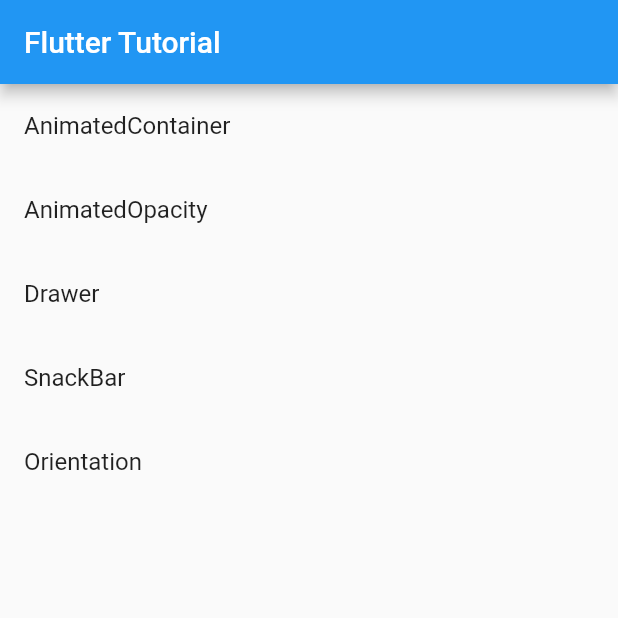
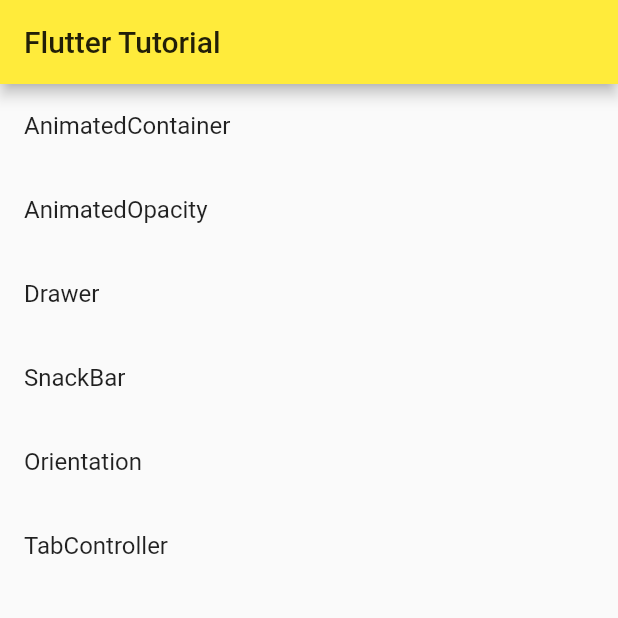
Before and after one commit to kimjh4930/flutter-intermediate, a Flutter app: the screen it shows after launch, on a phone screen of 412 x 824 dp, the top half of it. Run offline on Flutter 3.47's test engine with Material 2 defaults, Android fonts, the phone set to English and light mode, and no system bars.

Commit message:
TabController

```diff
--- a/lib/main.dart
+++ b/lib/main.dart
@@ -3,6 +3,7 @@ import 'package:flutter_intermediate/src/MyAnimatedContainer.dart';
 import 'package:flutter_intermediate/src/MyDrawer.dart';
 import 'package:flutter_intermediate/src/MyOrientation.dart';
 import 'package:flutter_intermediate/src/MySnackBar.dart';
+import 'package:flutter_intermediate/src/MyTabController.dart';
 
 import 'src/MyAnimatedOpacity.dart';
 
@@ -16,7 +17,7 @@ class MyApp extends StatelessWidget {
     return MaterialApp(
         title: 'Flutter Demo App',
         theme: ThemeData(
-            primarySwatch: Colors.blue,
+            primarySwatch: Colors.yellow
         ),
         home: Scaffold(
           appBar: AppBar(
@@ -67,6 +68,12 @@ class _HomeState extends State<Home> {
           onTap: (){
             Navigator.push(context, MaterialPageRoute(builder: (context) => MyOrientation()));
           },
+        ),
+        ListTile(
+          title: Text('TabController'),
+          onTap: (){
+            Navigator.push(context, MaterialPageRoute(builder: (context) => MyTabController()));
+          },
         )
       ],
     );
```
Also changed, not shown: lib/src/MyTabController.dart (added, +35 -0 lines).
